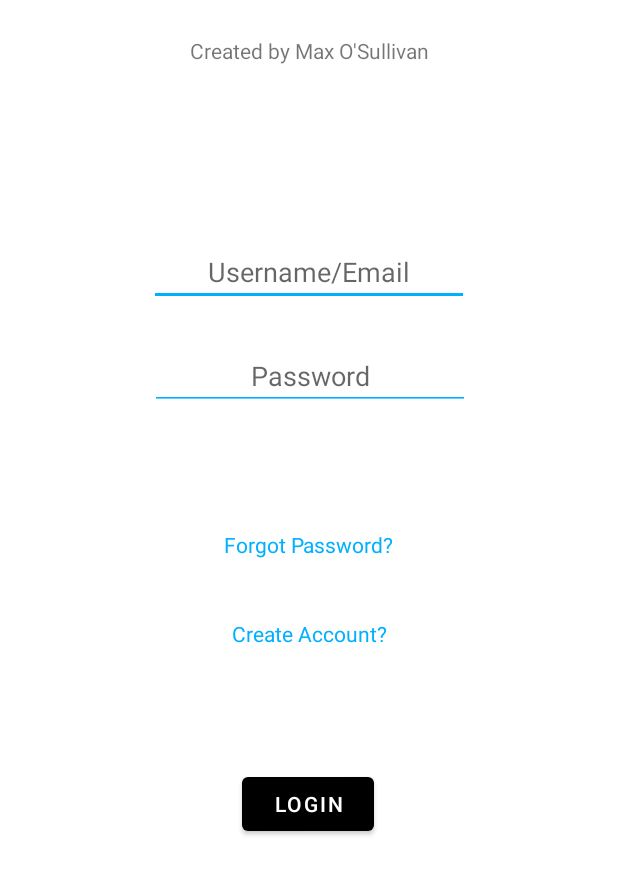
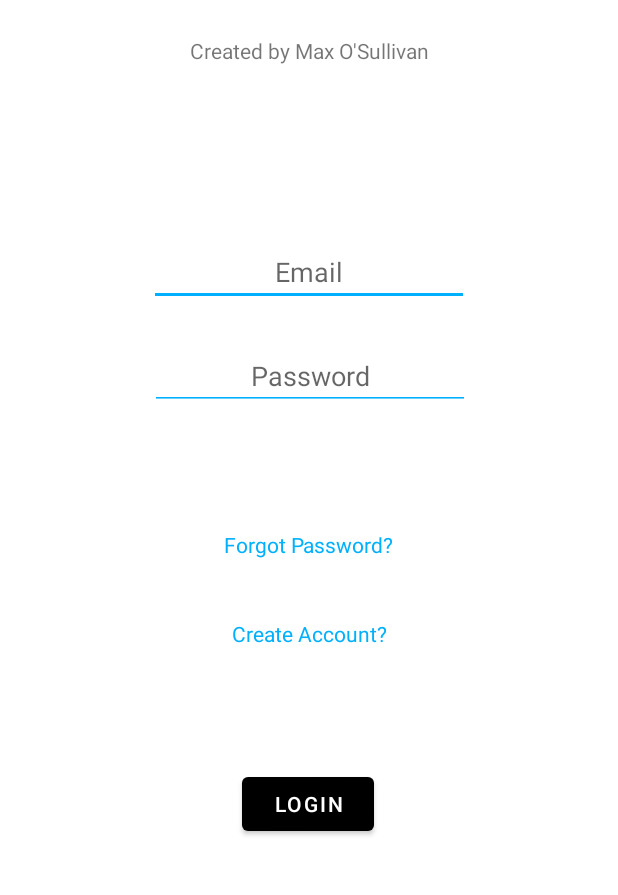
Before and after one commit to Max-HTML/MaxOSullivan_FYP, an Android app: the screen it shows after launch (MainActivity), after a tap on "Forgot Password?", on a phone screen of 412 x 824 dp, the part 187-1082 px from its top. Run offline under Robolectric (Android 15) with nearby library versions, the phone set to English and light mode, and no system bars; our stand-ins replace Firebase (no records; nobody signed in at launch, a user with empty details on screens opened directly).

Commit message:
10/04/2023 Progress

```diff
--- a/Files/app/src/main/java/com/example/appforbeachcleaningoperations/MainActivity.java
+++ b/Files/app/src/main/java/com/example/appforbeachcleaningoperations/MainActivity.java
@@ -6,6 +6,7 @@ import androidx.appcompat.app.AppCompatActivity;
 import android.content.Intent;
 import android.os.Bundle;
 import android.text.TextUtils;
+import android.util.Patterns;
 import android.view.View;
 import android.widget.Button;
 import android.widget.EditText;
@@ -22,7 +23,7 @@ import com.google.firebase.auth.FirebaseUser;
 public class MainActivity extends AppCompatActivity {
 
     FirebaseAuth mAuth;
-    EditText editTextUsername, editTextEmail, editTextPassword;
+    EditText editTextEmail, editTextPassword;
     Button login;
     TextView forgotPassword;
     TextView createAccount;
@@ -55,6 +56,7 @@ public class MainActivity extends AppCompatActivity {
         createAccount = findViewById(R.id.mainActivityCreateAccount);
         forgotPassword = findViewById(R.id.forgotPassword);
 
+        //if user clicks Existing Member?
         createAccount.setOnClickListener(new View.OnClickListener() {
             @Override
             public void onClick(View view) {
@@ -64,14 +66,36 @@ public class MainActivity extends AppCompatActivity {
             }
         });
 
+
+        //if user forgets their password
         forgotPassword.setOnClickListener(new View.OnClickListener() {
             @Override
             public void onClick(View view) {
-                Toast.makeText(MainActivity.this, "Link to Change Password sent to your Email!", Toast.LENGTH_LONG).show();
+                //checks email inputted
+                String forgotPasswordEmail;
+                forgotPasswordEmail = String.valueOf(editTextEmail.getText());
+                if (TextUtils.isEmpty(forgotPasswordEmail) || !Patterns.EMAIL_ADDRESS.matcher(forgotPasswordEmail).matches()) {
+                    progressBar.setVisibility(View.GONE);
+                    Toast.makeText(MainActivity.this, "Enter Email!", Toast.LENGTH_SHORT).show();
+                    return;
+                }
+                else {
+                mAuth.sendPasswordResetEmail(forgotPasswordEmail).addOnCompleteListener(new OnCompleteListener<Void>() {
+                      @Override
+                       public void onComplete(@NonNull Task<Void> task) {
+                            if (task.isSuccessful()){
+                                Toast.makeText(MainActivity.this, "Successfully sent password reset to inputed email!", Toast.LENGTH_LONG).show();
+                            }
+                            else {
+                                Toast.makeText(MainActivity.this, "Failed to send password reset to email!", Toast.LENGTH_LONG).show();
+                            }
+                       }
+                       });
+                }
             }
         });
 
-
+        //if user clicks login button
         login.setOnClickListener(new View.OnClickListener() {
             @Override
             public void onClick(View view) {
@@ -82,7 +106,7 @@ public class MainActivity extends AppCompatActivity {
 
 
                 //checks if email input is empty
-                if (TextUtils.isEmpty(email)) {
+                if (TextUtils.isEmpty(email) || !Patterns.EMAIL_ADDRESS.matcher(email).matches()) {
                     progressBar.setVisibility(View.GONE);
                     Toast.makeText(MainActivity.this, "Enter Email!", Toast.LENGTH_SHORT).show();
                     return;
--- a/Files/app/src/main/res/layout-land/activity_main.xml
+++ b/Files/app/src/main/res/layout-land/activity_main.xml
@@ -73,7 +73,7 @@
         android:onClick="forgotPassword"
         android:text="@string/forgotPasswordString"
         android:textColor="#00B0FF"
-        app:layout_constraintBottom_toTopOf="@+id/textView5"
+        app:layout_constraintBottom_toTopOf="@+id/mainActivityCreateAccount"
         app:layout_constraintEnd_toEndOf="parent"
         app:layout_constraintStart_toStartOf="parent" />
 
@@ -88,7 +88,7 @@
         app:layout_constraintTop_toBottomOf="@+id/textView3" />
 
     <TextView
-        android:id="@+id/textView5"
+        android:id="@+id/mainActivityCreateAccount"
         android:layout_width="wrap_content"
         android:layout_height="wrap_content"
         android:layout_marginBottom="24dp"
--- a/Files/app/src/main/res/layout/activity_create_account_acitivity.xml
+++ b/Files/app/src/main/res/layout/activity_create_account_acitivity.xml
@@ -97,7 +97,7 @@
         app:layout_constraintStart_toStartOf="parent" />
 
     <CheckBox
-        android:id="@+id/checkBox"
+        android:id="@+id/createAccountCheckBox"
         android:layout_width="wrap_content"
         android:layout_height="wrap_content"
         android:layout_marginTop="8dp"
--- a/Files/app/src/main/res/values/strings.xml
+++ b/Files/app/src/main/res/values/strings.xml
@@ -4,7 +4,7 @@
     <string name="appTitleString">App for Beach Cleaning Operations</string>
     <string name="loginString">Login</string>
     <string name="createAccountString">Create Account?</string>
-    <string name="inputUsernameString">Username/Email</string>
+    <string name="inputUsernameString">Email</string>
     <string name="inputPasswordString">Password</string>
     <string name="authorString">Created by Max O\'Sullivan</string>
     <string name="studentIDNoString">STUDENT ID NUMBER: 19234481</string>
```
Also changed, not shown: Files/app/src/main/java/com/example/appforbeachcleaningoperations/CreateAccountActivity.java (+47 -6 lines).
